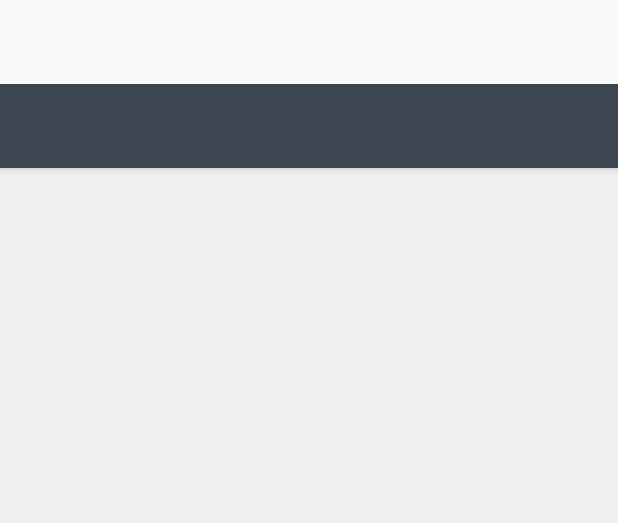
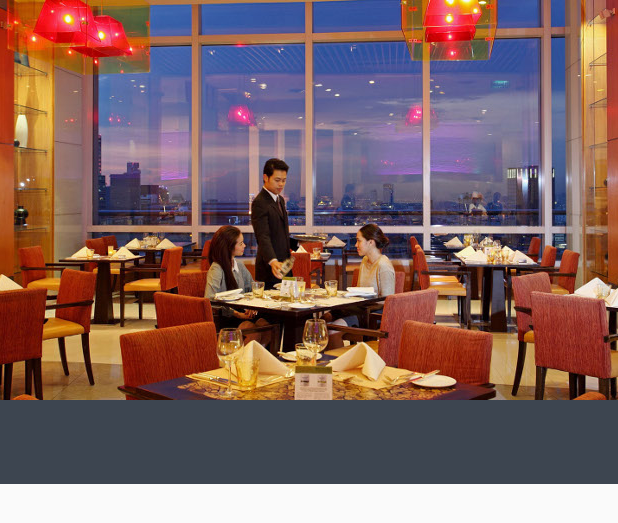
Before and after one commit to HannesHolste/PCQueue-Android-App, an Android app: the layout activity_restaurant_list.xml on its own in the app's theme, with its tools: preview values and no code run, on a phone screen of 412 x 824 dp. Shown: the top 523 px of the screen. Run offline under Robolectric (Android 15) with nearby library versions, the light colour scheme and no system bars.

Commit message:
Initial work on header image which shrinks as scrolling down. Still need to work on reappearing on scrollup

```diff
--- a/app/build.gradle
+++ b/app/build.gradle
@@ -26,6 +26,9 @@ android {
             minifyEnabled false
             proguardFiles getDefaultProguardFile('proguard-android.txt'), 'proguard-rules.pro'
         }
+        debug {
+            debuggable true
+        }
     }
 }
 
--- a/app/src/main/java/neckbeardhackers/pcqueue/view/RestaurantListAdapter.java
+++ b/app/src/main/java/neckbeardhackers/pcqueue/view/RestaurantListAdapter.java
@@ -156,7 +156,6 @@ public class RestaurantListAdapter
                 encapsulatedActivity.startActivityForResult(intent, 100);
 
             }
-
         });
 
         holder.cardView.setOnClickListener(new View.OnClickListener(){
@@ -168,8 +167,6 @@ public class RestaurantListAdapter
             }
         });
 
-
-
     }
 
 }
--- a/app/src/main/res/layout/activity_restaurant_list.xml
+++ b/app/src/main/res/layout/activity_restaurant_list.xml
@@ -7,30 +7,70 @@
     tools:context="neckbeardhackers.pcqueue.view.RestaurantListActivity"
     android:id="@+id/restaurant_list_coord_layout">
 
+    <!--
     <LinearLayout xmlns:android="http://schemas.android.com/apk/res/android"
         android:layout_width="match_parent"
         android:layout_height="match_parent"
         android:orientation="vertical"
         android:background="#F0F0F0">
+    -->
 
     <!-- Application bar -->
-    <include layout="@layout/applicationbar"/>
-
-
-    <!-- Container for cards -->
+    <!-- <include layout="@layout/applicationbar"/> -->
     <android.support.v4.widget.SwipeRefreshLayout
         android:layout_width="match_parent"
         android:layout_height="match_parent"
+        app:layout_behavior="@string/appbar_scrolling_view_behavior"
         android:id="@+id/RestaurantListRefresher">
+
         <android.support.v7.widget.RecyclerView
             android:layout_width="match_parent"
             android:layout_height="match_parent"
             android:id="@+id/RestaurantListRecycler" />
-        </android.support.v4.widget.SwipeRefreshLayout>
 
-    </LinearLayout>
+    </android.support.v4.widget.SwipeRefreshLayout>
+
+    <android.support.design.widget.AppBarLayout
+        android:id="@+id/restaurant_list_appbar"
+        android:layout_width="match_parent"
+        android:layout_height="wrap_content"
+        android:fitsSystemWindows="true">
+
+        <android.support.design.widget.CollapsingToolbarLayout
+            android:id="@+id/restaurant_list_collapsing_toolbar"
+            android:layout_width="match_parent"
+            android:layout_height="match_parent"
+            app:layout_scrollFlags="scroll|exitUntilCollapsed"
+            app:contentScrim="?attr/colorPrimary"
+            app:expandedTitleMarginStart="48dp"
+            app:expandedTitleMarginEnd="64dp"
+            android:fitsSystemWindows="true">
+
+            <!-- Header image -->
+            <ImageView
+                android:id="@+id/restaurant_list_header_image"
+                android:src="@drawable/header_image"
+                android:layout_width="match_parent"
+                android:layout_height="wrap_content"
+                android:fitsSystemWindows="true"
+                android:scaleType="centerCrop"
+                app:layout_scrollFlags="scroll|enterAlways"
+                app:layout_collapseMode="parallax" />
+
+            <android.support.v7.widget.Toolbar
+                android:id="@+id/restaurant_list_toolbar"
+                android:layout_width="match_parent"
+                android:layout_height="?attr/actionBarSize"
+                app:layout_scrollFlags="scroll|enterAlways"
+                 />
 
 
 
+        </android.support.design.widget.CollapsingToolbarLayout>
+    </android.support.design.widget.AppBarLayout>
+
+    <!-- Container for cards -->
+
+    <!--</LinearLayout>-->
 
 </android.support.design.widget.CoordinatorLayout>
```
Also changed, not shown: app/src/main/java/neckbeardhackers/pcqueue/view/RestaurantListActivity.java (+29 -2 lines), app/src/main/res/drawable-hdpi/header_image.jpg (added).
